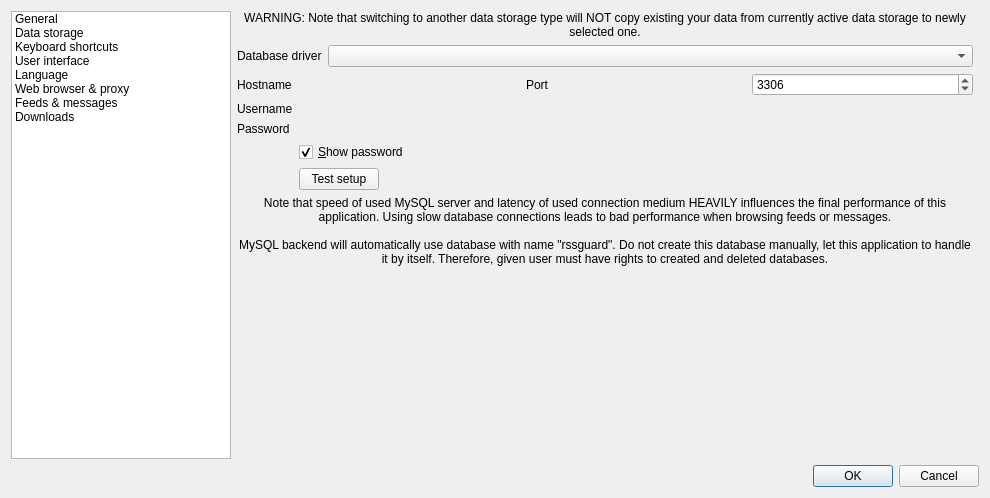
Above: src/gui/formsettings.ui from martinrotter/rssguard before the change. Below: the same form after it.
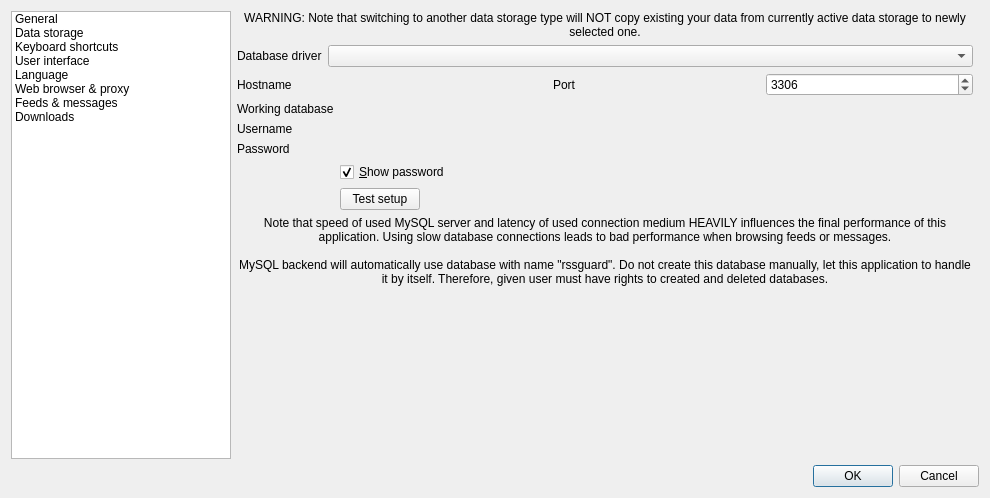
That is the form after the change. Custom widgets are drawn as their Qt base class.

```diff
--- a/src/gui/formsettings.ui
+++ b/src/gui/formsettings.ui
@@ -290,7 +290,7 @@
              </item>
             </layout>
            </item>
-           <item row="1" column="0">
+           <item row="2" column="0">
             <widget class="QLabel" name="label_4">
              <property name="text">
               <string>Username</string>
@@ -300,10 +300,10 @@
              </property>
             </widget>
            </item>
-           <item row="1" column="1">
+           <item row="2" column="1">
             <widget class="LineEditWithStatus" name="m_txtMysqlUsername" native="true"/>
            </item>
-           <item row="2" column="0">
+           <item row="3" column="0">
             <widget class="QLabel" name="label_5">
              <property name="text">
               <string>Password</string>
@@ -313,10 +313,10 @@
              </property>
             </widget>
            </item>
-           <item row="2" column="1">
+           <item row="3" column="1">
             <widget class="LineEditWithStatus" name="m_txtMysqlPassword" native="true"/>
            </item>
-           <item row="4" column="1">
+           <item row="5" column="1">
             <layout class="QHBoxLayout" name="horizontalLayout_11">
              <item>
               <widget class="QPushButton" name="m_btnMysqlTestSetup">
@@ -343,7 +343,7 @@
              </item>
             </layout>
            </item>
-           <item row="5" column="0" colspan="2">
+           <item row="6" column="0" colspan="2">
             <widget class="QLabel" name="m_lblMysqlInfo">
              <property name="text">
               <string>Note that speed of used MySQL server and latency of used connection medium HEAVILY influences the final performance of this application. Using slow database connections leads to bad performance when browsing feeds or messages.
@@ -361,7 +361,7 @@
              </property>
             </widget>
            </item>
-           <item row="3" column="1">
+           <item row="4" column="1">
             <widget class="QCheckBox" name="m_checkMysqlShowPassword">
              <property name="text">
               <string>&amp;Show password</string>
@@ -371,6 +371,16 @@
              </property>
             </widget>
            </item>
+           <item row="1" column="1">
+            <widget class="LineEditWithStatus" name="m_txtMysqlDatabase" native="true"/>
+           </item>
+           <item row="1" column="0">
+            <widget class="QLabel" name="label_11">
+             <property name="text">
+              <string>Working database</string>
+             </property>
+            </widget>
+           </item>
           </layout>
          </widget>
         </widget>
```
Left out of the diff: 63 changed lines with no effect on the pictures.
